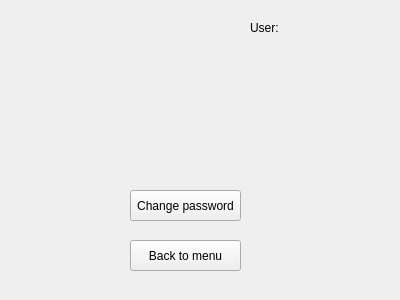
The window that Scrabble_GUI/Player_GUI.ui (sobolak/scrabble) describes before a commit, drawn with Qt 5.
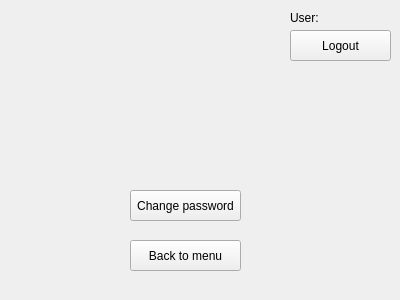
The same window after the commit.

Patch:
```diff
--- a/Scrabble_GUI/Player_GUI.ui
+++ b/Scrabble_GUI/Player_GUI.ui
@@ -39,32 +39,6 @@
     <string>&lt;avatar&gt;</string>
    </property>
   </widget>
-  <widget class="QLabel" name="label_name">
-   <property name="geometry">
-    <rect>
-     <x>320</x>
-     <y>20</y>
-     <width>55</width>
-     <height>16</height>
-    </rect>
-   </property>
-   <property name="text">
-    <string>&lt;login&gt;</string>
-   </property>
-  </widget>
-  <widget class="QLabel" name="label_user">
-   <property name="geometry">
-    <rect>
-     <x>250</x>
-     <y>20</y>
-     <width>55</width>
-     <height>16</height>
-    </rect>
-   </property>
-   <property name="text">
-    <string>User:</string>
-   </property>
-  </widget>
   <widget class="QPushButton" name="pushButton_change">
    <property name="geometry">
     <rect>
@@ -91,6 +65,45 @@
     <string>Back to menu</string>
    </property>
   </widget>
+  <widget class="QLabel" name="label_name">
+   <property name="geometry">
+    <rect>
+     <x>330</x>
+     <y>10</y>
+     <width>55</width>
+     <height>16</height>
+    </rect>
+   </property>
+   <property name="text">
+    <string>&lt;login&gt;</string>
+   </property>
+  </widget>
+  <widget class="QPushButton" name="pushButton_logout_2">
+   <property name="geometry">
+    <rect>
+     <x>290</x>
+     <y>30</y>
+     <width>101</width>
+     <height>31</height>
+    </rect>
+   </property>
+   <property name="text">
+    <string>Logout</string>
+   </property>
+  </widget>
+  <widget class="QLabel" name="label_user">
+   <property name="geometry">
+    <rect>
+     <x>290</x>
+     <y>10</y>
+     <width>31</width>
+     <height>16</height>
+    </rect>
+   </property>
+   <property name="text">
+    <string>User:</string>
+   </property>
+  </widget>
  </widget>
  <layoutdefault spacing="6" margin="11"/>
  <resources/>
```
